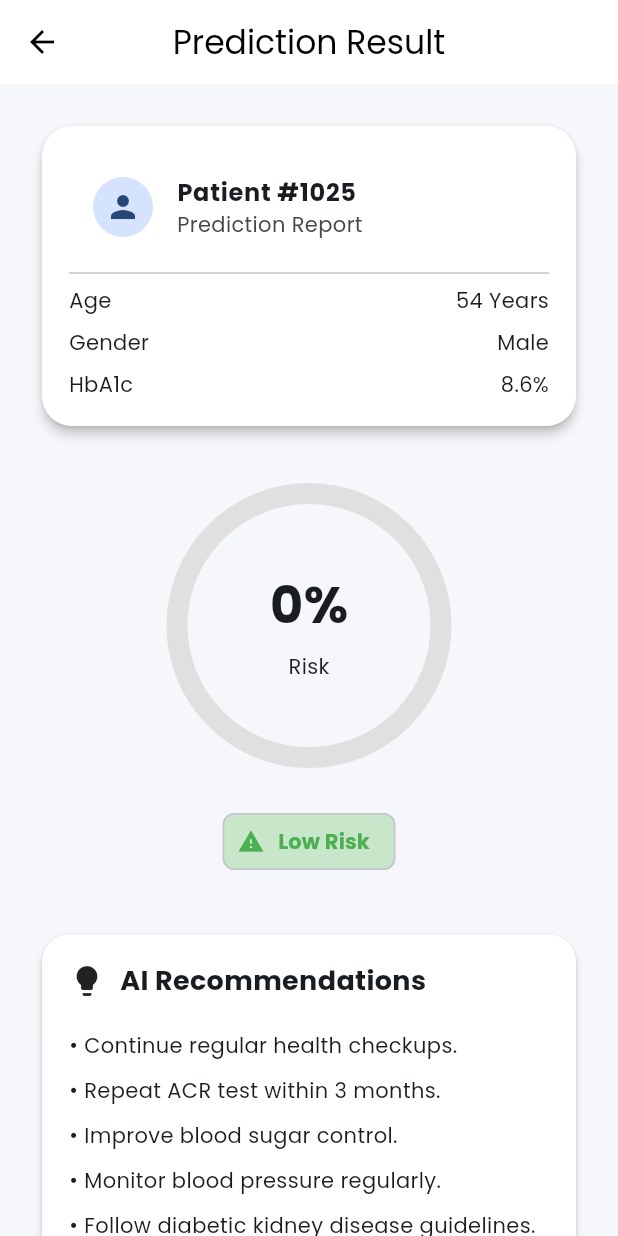
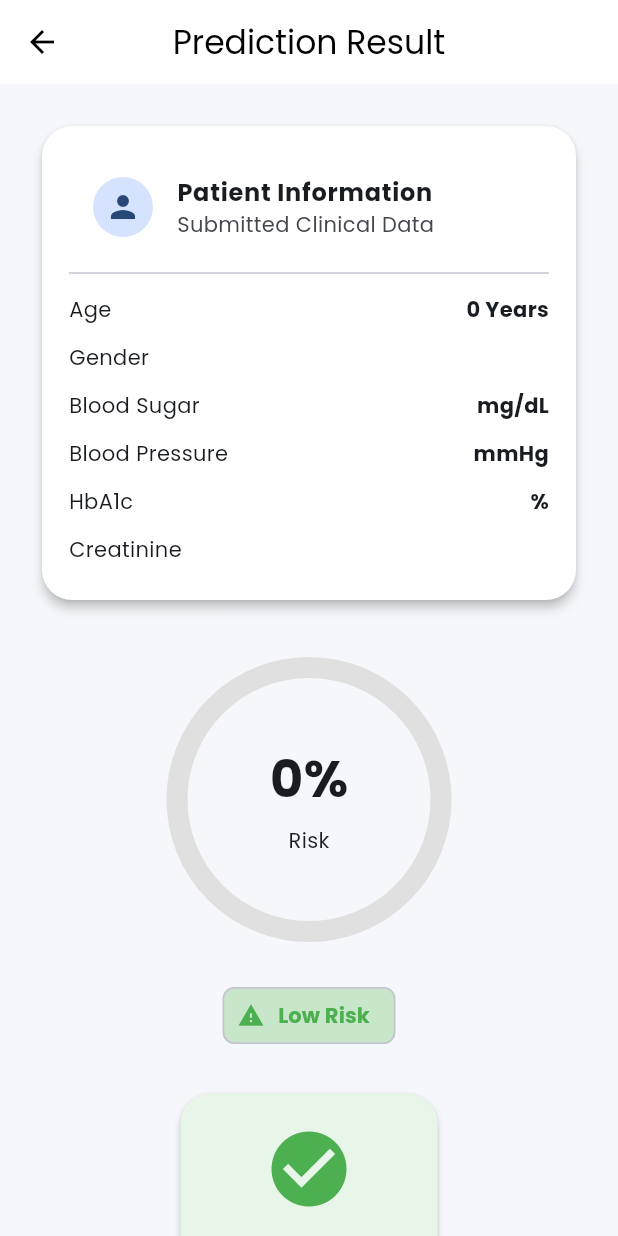
Before and after one commit to Afia-Mobasshira2/nephroguard-bd, a Flutter app: the PredictionScreen screen opened directly with empty values, on a phone screen of 412 x 824 dp. Run offline on Flutter 3.47's test engine with Material 3 defaults, Android fonts, the phone set to English and light mode, and no system bars; drawn by our look-alikes of percent_indicator; our stand-ins replace flutter_screenutil, go_router, google_fonts.

Commit message:
new update

```diff
--- a/lib/features/prediction/prediction_screen.dart
+++ b/lib/features/prediction/prediction_screen.dart
@@ -9,6 +9,26 @@ class PredictionScreen extends StatelessWidget {
     super.key,
     required this.result,
   });
+
+
+  Widget buildInfo(String title, String value) {
+    return Padding(
+      padding: const EdgeInsets.symmetric(vertical: 6),
+      child: Row(
+        mainAxisAlignment: MainAxisAlignment.spaceBetween,
+        children: [
+          Text(title),
+          Text(
+            value,
+            style: const TextStyle(
+              fontWeight: FontWeight.bold,
+            ),
+          ),
+        ],
+      ),
+    );
+  }
+
 
   @override
   Widget build(BuildContext context) {
@@ -47,51 +67,33 @@ class PredictionScreen extends StatelessWidget {
   shape: RoundedRectangleBorder(
     borderRadius: BorderRadius.circular(20),
   ),
-              child: const Padding(
-                padding: EdgeInsets.all(18),
+  child: Padding(
+    padding: const EdgeInsets.all(18),
     child: Column(
       children: [
 
-                    ListTile(
+        const ListTile(
           leading: CircleAvatar(
             child: Icon(Icons.person),
           ),
           title: Text(
-                        "Patient #1025",
-                        style: TextStyle(fontWeight: FontWeight.bold),
+            "Patient Information",
+            style: TextStyle(
+              fontWeight: FontWeight.bold,
             ),
-                      subtitle: Text("Prediction Report"),
+          ),
+          subtitle: Text("Submitted Clinical Data"),
         ),
 
-                    Divider(),
+        const Divider(),
 
-                    Row(
-                      mainAxisAlignment: MainAxisAlignment.spaceBetween,
-                      children: [
-                        Text("Age"),
-                        Text("54 Years"),
-                      ],
-                    ),
+        buildInfo("Age", "${result["age"]} Years"),
+        buildInfo("Gender", result["gender"]),
+        buildInfo("Blood Sugar", "${result["bloodSugar"]} mg/dL"),
+        buildInfo("Blood Pressure", "${result["bloodPressure"]} mmHg"),
+        buildInfo("HbA1c", "${result["hba1c"]}%"),
+        buildInfo("Creatinine", result["creatininine"]),
 
-                    SizedBox(height: 8),
-
-                    Row(
-                      mainAxisAlignment: MainAxisAlignment.spaceBetween,
-                      children: [
-                        Text("Gender"),
-                        Text("Male"),
-                      ],
-                    ),
-
-                    SizedBox(height: 8),
-
-                    Row(
-                      mainAxisAlignment: MainAxisAlignment.spaceBetween,
-                      children: [
-                        Text("HbA1c"),
-                        Text("8.6%"),
-                      ],
-                    ),
       ],
     ),
   ),
@@ -159,6 +161,64 @@ class PredictionScreen extends StatelessWidget {
               ),
             ),
 
+            const SizedBox(height: 20),
+
+Card(
+  color: prediction == "CKD"
+      ? Colors.red.shade50
+      : Colors.green.shade50,
+  shape: RoundedRectangleBorder(
+    borderRadius: BorderRadius.circular(20),
+  ),
+  child: Padding(
+    padding: const EdgeInsets.all(20),
+    child: Column(
+      children: [
+
+        Icon(
+          prediction == "CKD"
+              ? Icons.warning_amber_rounded
+              : Icons.check_circle,
+          size: 60,
+          color: prediction == "CKD"
+              ? Colors.red
+              : Colors.green,
+        ),
+
+        const SizedBox(height: 15),
+
+        Text(
+          prediction,
+          style: TextStyle(
+            fontSize: 30,
+            fontWeight: FontWeight.bold,
+            color: prediction == "CKD"
+                ? Colors.red
+                : Colors.green,
+          ),
+        ),
+
+        const SizedBox(height: 8),
+
+        Text(
+          "Model Confidence",
+          style: TextStyle(
+            color: Colors.grey.shade700,
+          ),
+        ),
+
+        Text(
+          "${probability.toStringAsFixed(2)}%",
+          style: const TextStyle(
+            fontSize: 24,
+            fontWeight: FontWeight.bold,
+          ),
+        ),
+      ],
+    ),
+  ),
+),
+
 const SizedBox(height: 30),
 
 
@@ -193,27 +253,25 @@ class PredictionScreen extends StatelessWidget {
 
                     const SizedBox(height: 20),
 
-                   Text(
-                    prediction == "CKD"
-                        ? "• Consult a nephrologist."
-                        : "• Continue regular health checkups.",
-                      ),
-
-                    const SizedBox(height: 10),
-
-                    const Text("• Repeat ACR test within 3 months."),
-
-                    const SizedBox(height: 10),
-
+                      if (prediction == "CKD") ...[
+                      const Text("• Consult a nephrologist immediately."),
+                      SizedBox(height: 10),
+                      const Text("• Monitor kidney function regularly."),
+                      SizedBox(height: 10),
                       const Text("• Improve blood sugar control."),
-
-                    const SizedBox(height: 10),
-
-                    const Text("• Monitor blood pressure regularly."),
-
-                    const SizedBox(height: 10),
-
-                    const Text("• Follow diabetic kidney disease guidelines."),
+                      SizedBox(height: 10),
+                      const Text("• Follow prescribed medication."),
+                      SizedBox(height: 10),
+                      const Text("• Reduce salt intake."),
+                    ] else ...[
+                      const Text("• Continue routine diabetes monitoring."),
+                      SizedBox(height: 10),
+                      const Text("• Maintain healthy blood sugar."),
+                      SizedBox(height: 10),
+                      const Text("• Check kidney function yearly."),
+                      SizedBox(height: 10),
+                      const Text("• Continue healthy lifestyle."),
+                    ],
                   ],
                 ),
               ),
```
Also changed, not shown: lib/features/patient/patient_form_screen.dart (+15 -3 lines), lib/features/splash/splash_screen.dart (+26 -23 lines). Lines whose indentation alone changed are shown as unchanged.
